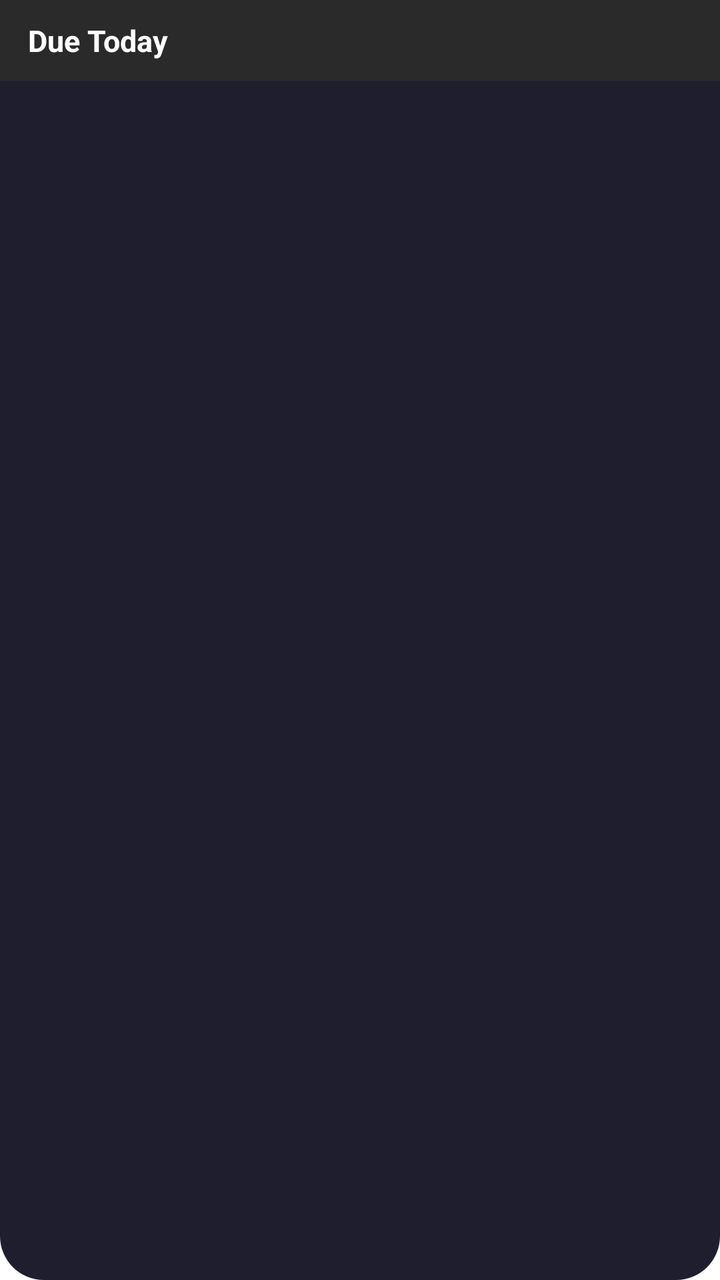
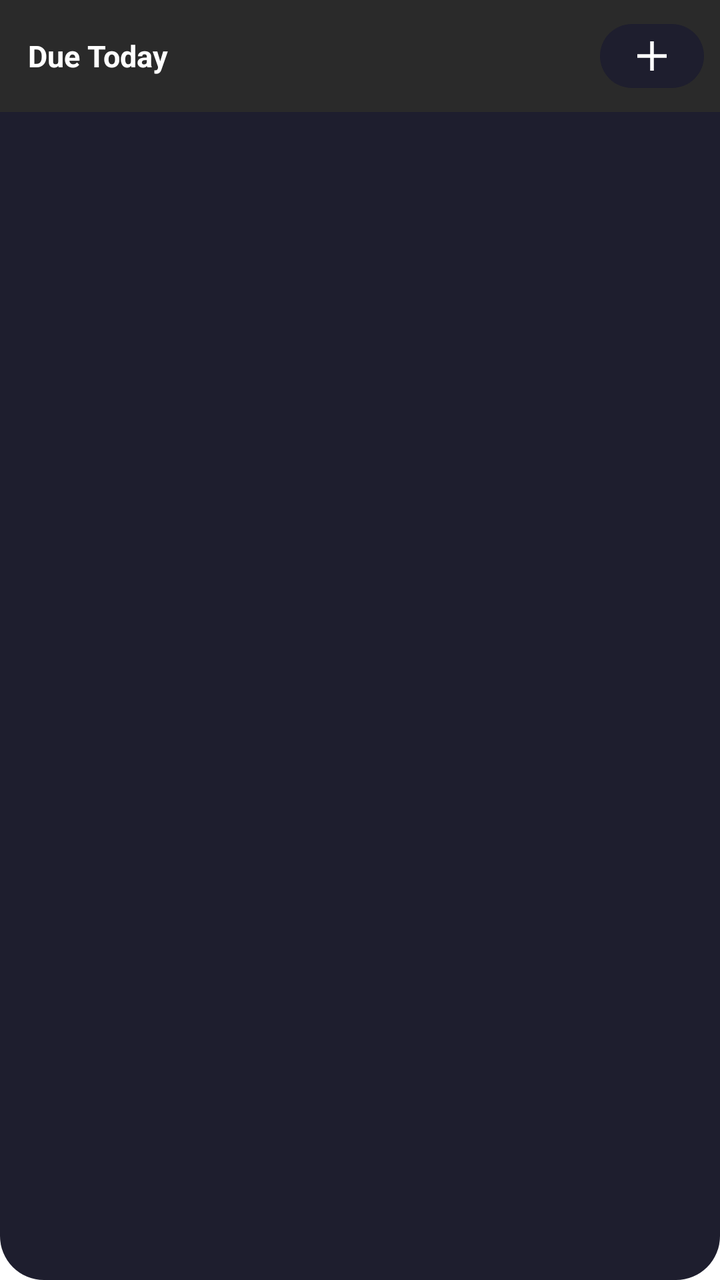

Screens rendered from an Android XML layout before and after an edit, with the pre-edit source and the edit as a unified diff.
<!-- AndroidManifest.xml: fallback theme Theme.MaterialComponents.DayNight.NoActionBar -->
<!-- res/layout/sloth_widget_today.xml -->
<?xml version="1.0" encoding="utf-8"?>
<LinearLayout xmlns:android="http://schemas.android.com/apk/res/android"
    android:id="@+id/widget_card"
    android:layout_width="match_parent"
    android:layout_height="match_parent"
    android:orientation="vertical"
    android:background="@drawable/sloth_widget_card_mocha">

        <LinearLayout
            android:id="@+id/widget_header"
            android:layout_width="match_parent"
            android:layout_height="wrap_content"
            android:orientation="horizontal"
            android:gravity="center_vertical"
            android:background="#FF2A2A2A"
            android:paddingStart="14dp"
            android:paddingEnd="14dp"
            android:paddingTop="10dp"
            android:paddingBottom="10dp">

            <TextView
                android:id="@+id/widget_title"
                android:layout_width="0dp"
                android:layout_height="wrap_content"
                android:layout_weight="1"
                android:textStyle="bold"
                android:textSize="15sp"
                android:textColor="#FFFFFFFF"
                android:maxLines="1"
                android:ellipsize="end"
                android:text="Due Today" />

            <TextView
                android:id="@+id/widget_count"
                android:layout_width="wrap_content"
                android:layout_height="wrap_content"
                android:textSize="13sp"
                android:textColor="#FFB0B0B0"
                android:text="" />
        </LinearLayout>

        <LinearLayout
            android:id="@+id/widget_list"
            android:layout_width="match_parent"
            android:layout_height="0dp"
            android:layout_weight="1"
            android:orientation="vertical"
            android:paddingStart="14dp"
            android:paddingEnd="14dp"
            android:paddingTop="4dp" />

        <TextView
            android:id="@+id/widget_empty"
            android:layout_width="match_parent"
            android:layout_height="wrap_content"
            android:textSize="13sp"
            android:textColor="#FFB0B0B0"
            android:paddingStart="14dp"
            android:paddingEnd="14dp"
            android:paddingBottom="6dp"
            android:visibility="gone"
            android:text="Nothing due today" />
</LinearLayout>
<!-- resources referenced by this layout -->
<resources>
  <!-- drawable sloth_widget_card_mocha (drawable) -->
  <?xml version="1.0" encoding="utf-8"?>
  <shape xmlns:android="http://schemas.android.com/apk/res/android"
      android:shape="rectangle">
      <corners android:radius="22dp" />
      <solid android:color="#FF1E1E2E" />
  </shape>
</resources>

<!-- the commit's change to res/layout/sloth_widget_today.xml (unified diff, before → after) -->
@@ -14,9 +14,9 @@
             android:gravity="center_vertical"
             android:background="#FF2A2A2A"
             android:paddingStart="14dp"
-            android:paddingEnd="14dp"
-            android:paddingTop="10dp"
-            android:paddingBottom="10dp">
+            android:paddingEnd="8dp"
+            android:paddingTop="4dp"
+            android:paddingBottom="4dp">
 
             <TextView
                 android:id="@+id/widget_title"
@@ -37,6 +37,34 @@
                 android:textSize="13sp"
                 android:textColor="#FFB0B0B0"
                 android:text="" />
+
+            
+            <FrameLayout
+                android:id="@+id/widget_add"
+                android:layout_width="52dp"
+                android:layout_height="48dp"
+                android:layout_marginStart="2dp"
+                android:clickable="true"
+                android:focusable="true"
+                android:contentDescription="@string/widget_add_task">
+
+                <FrameLayout
+                    android:id="@+id/widget_add_pill"
+                    android:layout_width="52dp"
+                    android:layout_height="32dp"
+                    android:layout_gravity="center"
+                    android:background="@drawable/sloth_widget_card_mocha"
+                    android:importantForAccessibility="no">
+
+                    <ImageView
+                        android:id="@+id/widget_add_icon"
+                        android:layout_width="22dp"
+                        android:layout_height="22dp"
+                        android:layout_gravity="center"
+                        android:src="@drawable/sloth_widget_add"
+                        android:importantForAccessibility="no" />
+                </FrameLayout>
+            </FrameLayout>
         </LinearLayout>
 
         <LinearLayout
<!-- resource entries referenced after the edit -->
@@ -1,5 +1,16 @@
 <!-- resources referenced by this layout -->
 <resources>
+  <!-- drawable sloth_widget_add (drawable) -->
+  <?xml version="1.0" encoding="utf-8"?>
+  <vector xmlns:android="http://schemas.android.com/apk/res/android"
+      android:width="24dp"
+      android:height="24dp"
+      android:viewportWidth="24.0"
+      android:viewportHeight="24.0">
+      <path
+          android:fillColor="@android:color/white"
+          android:pathData="M20,13h-7v7h-2v-7H4v-2h7V4h2v7h7v2z" />
+  </vector>
   <!-- drawable sloth_widget_card_mocha (drawable) -->
   <?xml version="1.0" encoding="utf-8"?>
   <shape xmlns:android="http://schemas.android.com/apk/res/android"
@@ -7,5 +18,6 @@
       <corners android:radius="22dp" />
       <solid android:color="#FF1E1E2E" />
   </shape>
+  <string name="widget_add_task">Add a task</string>
 </resources>
 
